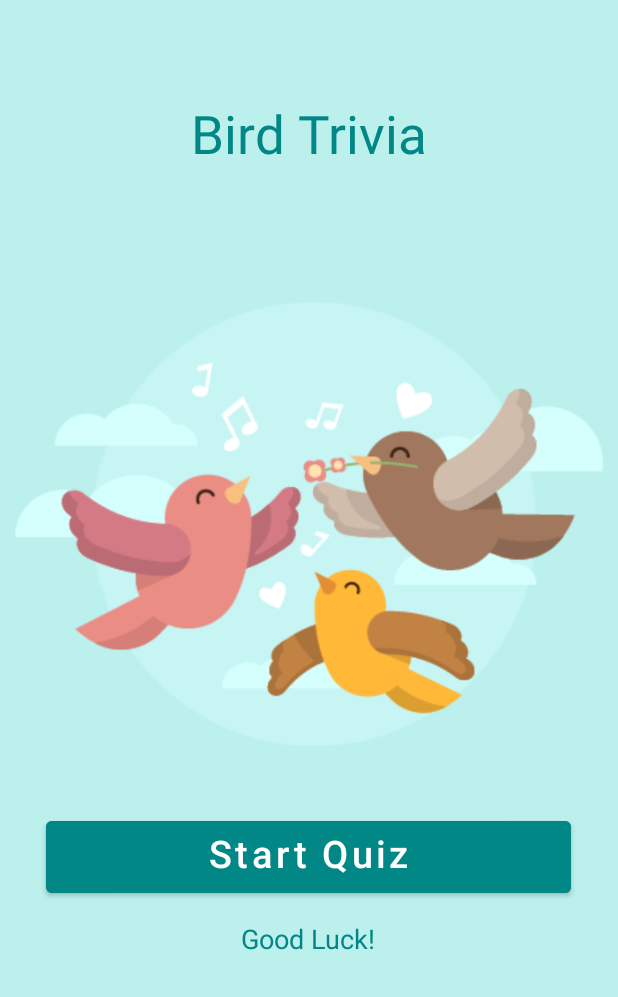
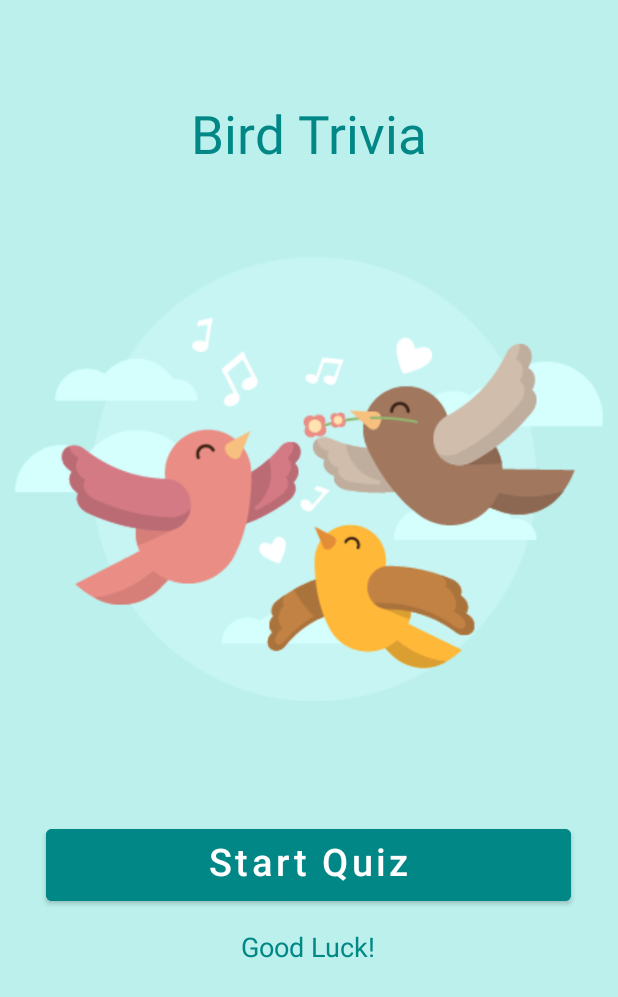
Before and after one commit to tishttash/IM2073-Mobile-App, an Android app: the screen it shows after launch (StartActivity), on a phone screen of 412 x 824 dp. Shown: the top 997 px of the screen. Run offline under Robolectric (Android 15) with nearby library versions, the phone set to English and light mode, and no system bars.

Commit message:
bird trivia n start page ui edit

```diff
--- a/app/src/main/res/layout/activity_start.xml
+++ b/app/src/main/res/layout/activity_start.xml
@@ -25,7 +25,8 @@
         android:layout_width="393dp"
         android:layout_height="313dp"
         android:layout_gravity="center"
-        android:layout_marginTop="60dp"
+        android:layout_marginTop="30dp"
+        android:layout_marginBottom="35dp"
         android:src="@drawable/bird" />
 
     <Button
```
